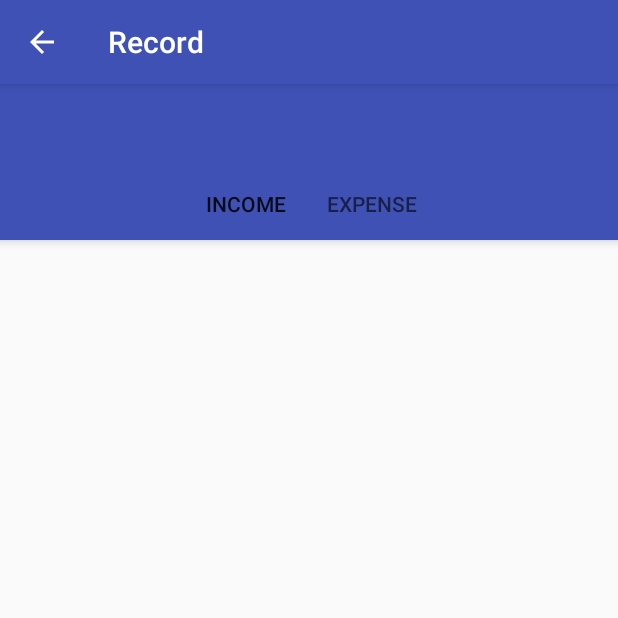
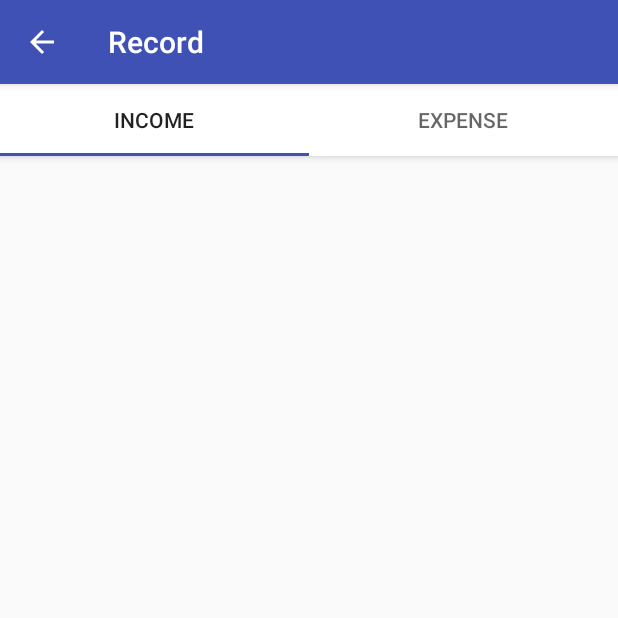
Before and after one commit to aguslim04/Wallet, an Android app: the IncomeFragment screen opened directly, with no data from a screen before it, on a phone screen of 412 x 824 dp, the top half of it. Run offline under Robolectric (Android 15) with nearby library versions, the phone set to English and light mode, and no system bars.

Commit message:
Bla Bla Bla

```diff
--- a/Wallet/app/src/main/java/com/qrusial/wallet/view/activity/MainActivity.java
+++ b/Wallet/app/src/main/java/com/qrusial/wallet/view/activity/MainActivity.java
@@ -21,9 +21,9 @@ public class MainActivity extends Parent {
         super.onCreate(savedInstanceState);
         setContentView(R.layout.activity_main);
 
-        User a = new User("agus@mobile.id", "agus", 5000000);
-        User b = new User("angsono@mobile.id", "angsono", 5000000);
-        User c = new User("ferik@mobile.id", "ferik", 5000000);
+        User a = new User("agus@mobile.id", "agus");
+        User b = new User("angsono@mobile.id", "angsono");
+        User c = new User("ferik@mobile.id", "ferik");
         User.users.add(a);
         User.users.add(b);
         User.users.add(c);
--- a/Wallet/app/src/main/java/com/qrusial/wallet/view/fragment/ExpenseFragment.java
+++ b/Wallet/app/src/main/java/com/qrusial/wallet/view/fragment/ExpenseFragment.java
@@ -5,14 +5,19 @@ import android.support.v4.app.Fragment;
 import android.view.LayoutInflater;
 import android.view.View;
 import android.view.ViewGroup;
+import android.widget.ArrayAdapter;
+import android.widget.ListView;
 
 import com.qrusial.wallet.R;
+import com.qrusial.wallet.model.entity.ExpenseHistory;
 
 /**
  * Created by USER on 13/06/2017.
  */
 
 public class ExpenseFragment extends Fragment {
+
+    ListView showExpense;
 
     public ExpenseFragment(){
 
@@ -22,7 +27,14 @@ public class ExpenseFragment extends Fragment {
     public View onCreateView(LayoutInflater inflater, ViewGroup container, Bundle savedInstanceState) {
 
         View _view = inflater.inflate(R.layout.fragment_expense, container,false);
+        showListExpense(_view);
 
         return _view;
     }
+
+    public void showListExpense(View view){
+        showExpense = (ListView) view.findViewById(R.id.expenseList);
+        ArrayAdapter<String> adapter = new  ArrayAdapter<String>(getActivity(), android.R.layout.simple_list_item_1, ExpenseHistory.arrayRecordExpense);
+        showExpense.setAdapter(adapter);
+    }
 }
--- a/Wallet/app/src/main/java/com/qrusial/wallet/view/fragment/IncomeFragment.java
+++ b/Wallet/app/src/main/java/com/qrusial/wallet/view/fragment/IncomeFragment.java
@@ -2,27 +2,22 @@ package com.qrusial.wallet.view.fragment;
 
 import android.os.Bundle;
 import android.support.v4.app.Fragment;
-import android.support.v7.widget.LinearLayoutManager;
-import android.support.v7.widget.RecyclerView;
 import android.view.LayoutInflater;
 import android.view.View;
 import android.view.ViewGroup;
+import android.widget.ArrayAdapter;
+import android.widget.ListView;
 
 import com.qrusial.wallet.R;
 import com.qrusial.wallet.model.entity.IncomeHistory;
-import com.qrusial.wallet.model.entity.User;
-import com.qrusial.wallet.view.adapter.IncomeHistoryAdapter;
-
-import java.util.ArrayList;
 
 /**
- * Created by USER on 12/06/2017.
+ * Created by Agus Manto on 12/06/2017.
  */
 
 public class IncomeFragment extends Fragment {
-    private RecyclerView recyclerView;
-    private IncomeHistoryAdapter adapter;
-    private ArrayList<IncomeHistory> histories;
+
+    ListView showIncome;
 
     public IncomeFragment(){
 
@@ -32,14 +27,14 @@ public class IncomeFragment extends Fragment {
     public View onCreateView(LayoutInflater inflater, ViewGroup container, Bundle savedInstanceState) {
 
         View _view = inflater.inflate(R.layout.fragment_income, container,false);
+        showListIncome(_view);
 
-        histories = User.loggedInUser.getIncomeHistory();
-        adapter = new IncomeHistoryAdapter();
-        recyclerView = (RecyclerView) _view.findViewById(R.id.income_recyclerview);
-        recyclerView.setHasFixedSize(true);
-        recyclerView.setLayoutManager(new LinearLayoutManager(getContext()));
-        adapter.setIncomeHistories(histories);
-        recyclerView.setAdapter(adapter);
         return _view;
     }
+
+    public void showListIncome(View view){
+        showIncome = (ListView) view.findViewById(R.id.incomeList);
+        ArrayAdapter<String> adapter = new  ArrayAdapter<String>(getActivity(), android.R.layout.simple_list_item_1, IncomeHistory.arrayRecordIncome);
+        showIncome.setAdapter(adapter);
+    }
 }
--- a/Wallet/app/src/main/java/com/qrusial/wallet/view/menu/Dashboard.java
+++ b/Wallet/app/src/main/java/com/qrusial/wallet/view/menu/Dashboard.java
@@ -19,9 +19,5 @@ public class Dashboard extends AppCompatActivity {
         super.onCreate(savedInstanceState);
         setContentView(R.layout.activity_dashboard);
 
-        textView = (TextView) findViewById(R.id.first_wallet);
-
-
-        textView.setText("IDR. " + User.loggedInUser.getDompet());
     }
 }
--- a/Wallet/app/src/main/java/com/qrusial/wallet/view/menu/Record.java
+++ b/Wallet/app/src/main/java/com/qrusial/wallet/view/menu/Record.java
@@ -1,54 +1,75 @@
 package com.qrusial.wallet.view.menu;
 
+/**
+ * Created by Agus Manto on 16/06/2017.
+ */
+
+import android.support.design.widget.TabLayout;
+import android.support.v7.app.AppCompatActivity;
+import android.support.v4.app.Fragment;
+import android.support.v4.app.FragmentManager;
+import android.support.v4.app.FragmentPagerAdapter;
+import android.support.v4.view.ViewPager;
 import android.os.Bundle;
-import android.support.design.widget.TabLayout;
-import android.support.v4.view.ViewPager;
-import android.support.v7.app.AppCompatActivity;
+
+
 import com.qrusial.wallet.R;
-import com.qrusial.wallet.view.adapter.RecordAdapter;
-
-/**
- * Created by Agus Manto on 13/06/2017.
- */
+import com.qrusial.wallet.view.fragment.ExpenseFragment;
+import com.qrusial.wallet.view.fragment.IncomeFragment;
 
 public class Record extends AppCompatActivity {
 
-    private TabLayout tabLayout;
-    private ViewPager viewPager;
+    private SectionsPagerAdapter mSectionsPagerAdapter;
+    private ViewPager mViewPager;
 
     @Override
     protected void onCreate(Bundle savedInstanceState) {
         super.onCreate(savedInstanceState);
         setContentView(R.layout.activity_record);
+        mSectionsPagerAdapter = new SectionsPagerAdapter(getSupportFragmentManager());
 
-        tabLayout = (TabLayout) findViewById(R.id.tabs);
-        tabLayout.addTab(tabLayout.newTab().setText("INCOME"));
-        tabLayout.addTab(tabLayout.newTab().setText("EXPENSE"));
-        tabLayout.setTabGravity(TabLayout.GRAVITY_CENTER);
+        mViewPager = (ViewPager) findViewById(R.id.container);
+        mViewPager.setAdapter(mSectionsPagerAdapter);
 
-        viewPager = (ViewPager) findViewById(R.id.viewPager);
-        RecordAdapter adapter = new RecordAdapter(getSupportFragmentManager(), tabLayout.getTabCount());
+        TabLayout tabLayout = (TabLayout) findViewById(R.id.tabs);
+        tabLayout.setupWithViewPager(mViewPager);
 
-        viewPager.setAdapter(adapter);
-        viewPager.addOnPageChangeListener(new TabLayout.TabLayoutOnPageChangeListener(tabLayout));
+    }
 
-        tabLayout.setOnTabSelectedListener(new TabLayout.OnTabSelectedListener() {
-            @Override
-            public void onTabSelected(TabLayout.Tab tab) {
-                viewPager.setCurrentItem(tab.getPosition()); //menampilkan fragment pada posisi tab menu yang sedang di klik
+    public class SectionsPagerAdapter extends FragmentPagerAdapter {
+
+        public SectionsPagerAdapter(FragmentManager fm) {
+            super(fm);
         }
 
         @Override
-            public void onTabUnselected(TabLayout.Tab tab) {
-
+        public Fragment getItem(int position) {
+            switch (position){
+                case 0:
+                    IncomeFragment tab1 = new IncomeFragment();
+                    return tab1;
+                case 1:
+                    ExpenseFragment tab2 = new ExpenseFragment();
+                    return tab2;
+                default:
+                    return null;
+            }
         }
 
         @Override
-            public void onTabReselected(TabLayout.Tab tab) {
-
+        public int getCount() {
+            return 2;
         }
 
-        });
-
+        @Override
+        public CharSequence getPageTitle(int position) {
+            switch (position) {
+                case 0:
+                    return "INCOME";
+                case 1:
+                    return "EXPENSE";
+            }
+            return null;
         }
     }
+}
--- a/Wallet/app/src/main/res/layout/activity_record.xml
+++ b/Wallet/app/src/main/res/layout/activity_record.xml
@@ -1,39 +1,30 @@
-<LinearLayout
-    xmlns:android="http://schemas.android.com/apk/res/android"
+<?xml version="1.0" encoding="utf-8"?>
+<android.support.design.widget.CoordinatorLayout xmlns:android="http://schemas.android.com/apk/res/android"
     xmlns:app="http://schemas.android.com/apk/res-auto"
     xmlns:tools="http://schemas.android.com/tools"
-    android:id="@+id/activity_record"
+    android:id="@+id/main_content"
     android:layout_width="match_parent"
     android:layout_height="match_parent"
-    android:orientation="vertical"
-    tools:context=".view.menu.Record">
+    android:fitsSystemWindows="true"
+    tools:context="view.menu.Record">
 
     <android.support.design.widget.AppBarLayout
+        android:id="@+id/appbar"
         android:layout_width="match_parent"
-        android:layout_height="wrap_content"
-        android:theme="@color/colorPrimary">
-
-        <android.support.v7.widget.Toolbar
-            android:id="@+id/toolbar"
-            android:layout_width="match_parent"
-            android:layout_height="?actionBarSize"
-            app:layout_scrollFlags="scroll|enterAlways"
-            app:popupTheme="@style/ThemeOverlay.AppCompat.Light"
-            app:theme="@style/ThemeOverlay.AppCompat.Dark.ActionBar"/>
+        android:layout_height="wrap_content">
 
         <android.support.design.widget.TabLayout
             android:id="@+id/tabs"
             android:layout_width="match_parent"
             android:layout_height="wrap_content"
-            app:tabMode="fixed"
-            app:tabGravity="fill"/>
+            android:background="@color/white"/>
 
     </android.support.design.widget.AppBarLayout>
 
     <android.support.v4.view.ViewPager
-        android:id="@+id/viewPager"
+        android:id="@+id/container"
         android:layout_width="match_parent"
         android:layout_height="match_parent"
-        app:layout_behavior="@string/appbar_scrolling_view_behavior"/>
+        app:layout_behavior="@string/appbar_scrolling_view_behavior" />
 
-</LinearLayout>
+</android.support.design.widget.CoordinatorLayout>
--- a/Wallet/app/src/main/res/layout/fragment_expense.xml
+++ b/Wallet/app/src/main/res/layout/fragment_expense.xml
@@ -7,12 +7,12 @@
     android:layout_height="match_parent"
     tools:context=".view.fragment.ExpenseFragment">
 
-    <android.support.v7.widget.RecyclerView
+    <ListView
         android:layout_width="match_parent"
         android:layout_height="match_parent"
         android:layout_margin="10dp"
-        android:id="@+id/expense.recyclerview">
+        android:id="@+id/expenseList">
 
-    </android.support.v7.widget.RecyclerView>
+    </ListView>
 
 </LinearLayout>
--- a/Wallet/app/src/main/res/layout/fragment_income.xml
+++ b/Wallet/app/src/main/res/layout/fragment_income.xml
@@ -7,12 +7,12 @@
     android:layout_height="match_parent"
     tools:context=".view.fragment.IncomeFragment">
 
-    <android.support.v7.widget.RecyclerView
+    <ListView
         android:layout_width="match_parent"
         android:layout_height="match_parent"
         android:layout_margin="10dp"
-        android:id="@+id/income.recyclerview">
+        android:id="@+id/incomeList">
 
-    </android.support.v7.widget.RecyclerView>
+    </ListView>
 
 </LinearLayout>
--- a/Wallet/app/src/main/res/layout/tab1income.xml
+++ b/Wallet/app/src/main/res/layout/tab1income.xml
@@ -83,11 +83,6 @@
         android:layout_marginTop="30dp"
         android:text="@string/submit"/>
 
-    <ListView
-        android:layout_width="match_parent"
-        android:layout_height="match_parent"
-        android:id="@+id/incomeList"
-        android:layout_marginTop="10dp"/>
 
 
 </LinearLayout>
--- a/Wallet/app/src/main/res/layout/tab2expense.xml
+++ b/Wallet/app/src/main/res/layout/tab2expense.xml
@@ -83,10 +83,4 @@
         android:layout_marginTop="20dp"
         android:text="@string/submit"/>
 
-    <ListView
-        android:layout_width="match_parent"
-        android:layout_height="match_parent"
-        android:id="@+id/expenseList"
-        android:layout_marginTop="10dp"/>
-
 </LinearLayout>
--- a/Wallet/app/src/main/res/values/strings.xml
+++ b/Wallet/app/src/main/res/values/strings.xml
@@ -35,4 +35,5 @@
         <item>Vehicle</item>
         <item>Investments</item>
     </string-array>
+    <string name="title_activity_record">activity_record</string>
 </resources>
```
Also changed, not shown: Wallet/app/src/main/AndroidManifest.xml (+9 -8 lines), Wallet/app/src/main/java/com/qrusial/wallet/model/entity/ExpenseHistory.java (added, +11 -0 lines), Wallet/app/src/main/java/com/qrusial/wallet/model/entity/IncomeHistory.java (+3 -28 lines), Wallet/app/src/main/java/com/qrusial/wallet/model/entity/User.java (+1 -26 lines), Wallet/app/src/main/java/com/qrusial/wallet/view/authentication/Register.java (+1 -8 lines), Wallet/app/src/main/java/com/qrusial/wallet/view/menu/Tab1Income.java (+45 -23 lines), Wallet/app/src/main/java/com/qrusial/wallet/view/menu/Tab2Expense.java (+43 -20 lines), Wallet/app/src/main/res/layout/fragment_activity_record.xml (added, +16 -0 lines). Lines whose indentation alone changed are shown as unchanged.
